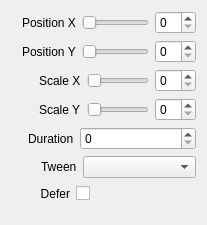
The window that src/Widgets/Inspector/InspectorGeometryWidget.ui (CasparCG/client) describes before a commit, drawn with Qt 5.
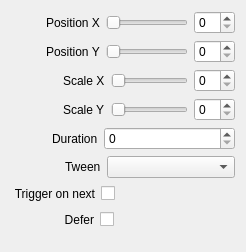
The same window after the commit.

Commit message: Added trigger on next feature for transformation items.

What changed in the file:
```diff
--- a/src/Widgets/Inspector/InspectorGeometryWidget.ui
+++ b/src/Widgets/Inspector/InspectorGeometryWidget.ui
@@ -6,8 +6,8 @@
    <rect>
     <x>0</x>
     <y>0</y>
-    <width>207</width>
-    <height>224</height>
+    <width>246</width>
+    <height>252</height>
    </rect>
   </property>
   <property name="sizePolicy">
@@ -29,7 +29,7 @@
        </property>
        <property name="sizeHint" stdset="0">
         <size>
-         <width>11</width>
+         <width>35</width>
          <height>20</height>
         </size>
        </property>
@@ -66,7 +66,7 @@
        </property>
        <property name="sizeHint" stdset="0">
         <size>
-         <width>11</width>
+         <width>35</width>
          <height>20</height>
         </size>
        </property>
@@ -103,7 +103,7 @@
        </property>
        <property name="sizeHint" stdset="0">
         <size>
-         <width>28</width>
+         <width>52</width>
          <height>20</height>
         </size>
        </property>
@@ -140,7 +140,7 @@
        </property>
        <property name="sizeHint" stdset="0">
         <size>
-         <width>28</width>
+         <width>52</width>
          <height>20</height>
         </size>
        </property>
@@ -177,7 +177,7 @@
        </property>
        <property name="sizeHint" stdset="0">
         <size>
-         <width>17</width>
+         <width>41</width>
          <height>20</height>
         </size>
        </property>
@@ -217,7 +217,7 @@
        </property>
        <property name="sizeHint" stdset="0">
         <size>
-         <width>30</width>
+         <width>54</width>
          <height>20</height>
         </size>
        </property>
@@ -242,6 +242,59 @@
      </item>
     </layout>
    </item>
+   <item>
+    <layout class="QHBoxLayout" name="horizontalLayoutTriggerOnNext">
+     <item>
+      <spacer name="horizontalSpacerTriggerOnNext1">
+       <property name="orientation">
+        <enum>Qt::Horizontal</enum>
+       </property>
+       <property name="sizeType">
+        <enum>QSizePolicy::Fixed</enum>
+       </property>
+       <property name="sizeHint" stdset="0">
+        <size>
+         <width>2</width>
+         <height>20</height>
+        </size>
+       </property>
+      </spacer>
+     </item>
+     <item>
+      <widget class="QLabel" name="labelTriggerOnNext">
+       <property name="text">
+        <string>Trigger on next</string>
+       </property>
+       <property name="alignment">
+        <set>Qt::AlignRight|Qt::AlignTrailing|Qt::AlignVCenter</set>
+       </property>
+      </widget>
+     </item>
+     <item>
+      <widget class="QCheckBox" name="checkBoxTriggerOnNext">
+       <property name="layoutDirection">
+        <enum>Qt::RightToLeft</enum>
+       </property>
+       <property name="text">
+        <string/>
+       </property>
+      </widget>
+     </item>
+     <item>
+      <spacer name="horizontalSpacerTriggerOnNext2">
+       <property name="orientation">
+        <enum>Qt::Horizontal</enum>
+       </property>
+       <property name="sizeHint" stdset="0">
+        <size>
+         <width>40</width>
+         <height>20</height>
+        </size>
+       </property>
+      </spacer>
+     </item>
+    </layout>
+   </item>
    <item>
     <layout class="QHBoxLayout" name="horizontalLayoutDefer">
      <item>
@@ -254,7 +307,7 @@
        </property>
        <property name="sizeHint" stdset="0">
         <size>
-         <width>29</width>
+         <width>53</width>
          <height>20</height>
         </size>
        </property>
```
Left out of the diff: 59 changed lines with no effect on the pictures. The commit also changes 6 other files.
